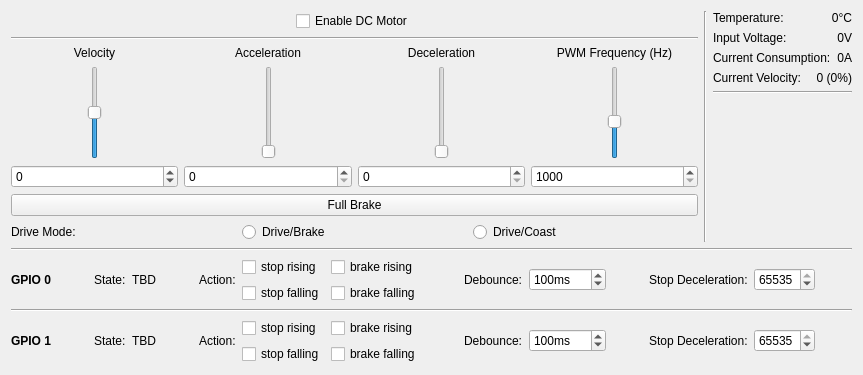
Above: src/brickv/plugin_system/plugins/performance_dc/ui/performance_dc.ui from Tinkerforge/brickv before the change. Below: the same form after it.
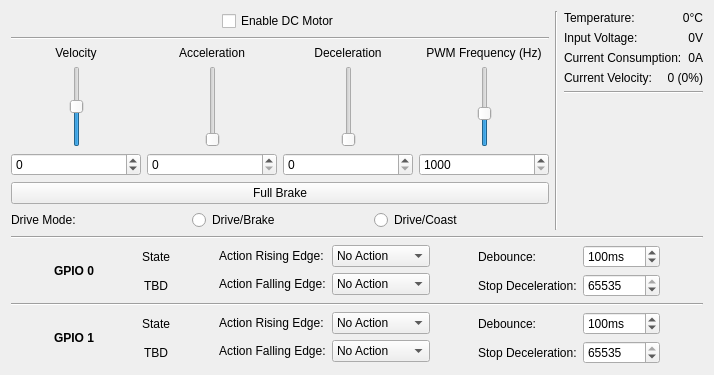
That is the form after the change. Custom widgets are drawn as their Qt base class.

Commit message: Improve GPIO support, add emergency shutdown popup

Diff of the .ui file:
```diff
--- a/src/brickv/plugin_system/plugins/performance_dc/ui/performance_dc.ui
+++ b/src/brickv/plugin_system/plugins/performance_dc/ui/performance_dc.ui
@@ -6,7 +6,7 @@
    <rect>
     <x>0</x>
     <y>0</y>
-    <width>863</width>
+    <width>714</width>
     <height>375</height>
    </rect>
   </property>
@@ -601,6 +601,19 @@
    </item>
    <item>
     <layout class="QHBoxLayout" name="horizontalLayout_2">
+     <item>
+      <spacer name="horizontalSpacer_14">
+       <property name="orientation">
+        <enum>Qt::Horizontal</enum>
+       </property>
+       <property name="sizeHint" stdset="0">
+        <size>
+         <width>40</width>
+         <height>20</height>
+        </size>
+       </property>
+      </spacer>
+     </item>
      <item>
       <widget class="QLabel" name="label_5">
        <property name="text">
@@ -622,18 +635,28 @@
       </spacer>
      </item>
      <item>
+      <layout class="QGridLayout" name="gridLayout_5">
+       <item row="0" column="0">
       <widget class="QLabel" name="label_15">
        <property name="text">
-        <string>State:</string>
+          <string>State</string>
+         </property>
+         <property name="alignment">
+          <set>Qt::AlignCenter</set>
        </property>
       </widget>
      </item>
-     <item>
+       <item row="1" column="0">
       <widget class="QLabel" name="gpio0_state_label">
        <property name="text">
         <string>TBD</string>
        </property>
-      </widget>
+         <property name="alignment">
+          <set>Qt::AlignCenter</set>
+         </property>
+        </widget>
+       </item>
+      </layout>
      </item>
      <item>
       <spacer name="horizontalSpacer_19">
@@ -649,44 +672,57 @@
       </spacer>
      </item>
      <item>
+      <layout class="QGridLayout" name="gridLayout">
+       <item row="0" column="0">
       <widget class="QLabel" name="label_9">
        <property name="text">
-        <string>Action:</string>
+          <string>Action Rising Edge:</string>
        </property>
       </widget>
      </item>
+       <item row="1" column="0">
+        <widget class="QLabel" name="label_10">
+         <property name="text">
+          <string>Action Falling Edge:</string>
+         </property>
+        </widget>
+       </item>
+       <item row="0" column="1">
+        <widget class="QComboBox" name="gpio0_rising_combo">
      <item>
-      <layout class="QVBoxLayout" name="verticalLayout_6">
+          <property name="text">
+           <string>No Action</string>
+          </property>
+         </item>
        <item>
-        <widget class="QCheckBox" name="gpio0_stop_rising_check">
          <property name="text">
-          <string>stop rising</string>
-         </property>
-        </widget>
+           <string>Normal Stop</string>
+          </property>
        </item>
        <item>
-        <widget class="QCheckBox" name="gpio0_stop_falling_check">
          <property name="text">
-          <string>stop falling</string>
-         </property>
+           <string>Full Brake</string>
+          </property>
+         </item>
         </widget>
        </item>
-      </layout>
+       <item row="1" column="1">
+        <widget class="QComboBox" name="gpio0_falling_combo">
+         <item>
+          <property name="text">
+           <string>No Action</string>
+          </property>
      </item>
      <item>
-      <layout class="QVBoxLayout" name="verticalLayout_7">
-       <item>
-        <widget class="QCheckBox" name="gpio0_brake_rising_check">
          <property name="text">
-          <string>brake rising</string>
-         </property>
-        </widget>
+           <string>Normal Stop</string>
+          </property>
        </item>
        <item>
-        <widget class="QCheckBox" name="gpio0_brake_falling_check">
          <property name="text">
-          <string>brake falling</string>
-         </property>
+           <string>Full Brake</string>
+          </property>
+         </item>
         </widget>
        </item>
       </layout>
@@ -705,13 +741,15 @@
       </spacer>
      </item>
      <item>
+      <layout class="QGridLayout" name="gridLayout_3">
+       <item row="0" column="0">
       <widget class="QLabel" name="label_11">
        <property name="text">
         <string>Debounce:</string>
        </property>
       </widget>
      </item>
-     <item>
+       <item row="0" column="1">
       <widget class="QSpinBox" name="gpio0_debounce_spin">
        <property name="suffix">
         <string>ms</string>
@@ -724,27 +762,14 @@
        </property>
       </widget>
      </item>
-     <item>
-      <spacer name="horizontalSpacer_13">
-       <property name="orientation">
-        <enum>Qt::Horizontal</enum>
-       </property>
-       <property name="sizeHint" stdset="0">
-        <size>
-         <width>40</width>
-         <height>20</height>
-        </size>
-       </property>
-      </spacer>
-     </item>
-     <item>
+       <item row="1" column="0">
       <widget class="QLabel" name="label_13">
        <property name="text">
         <string>Stop Deceleration:</string>
        </property>
       </widget>
      </item>
-     <item>
+       <item row="1" column="1">
       <widget class="QSpinBox" name="gpio0_stop_deceleration_spin">
        <property name="maximum">
         <number>65535</number>
@@ -754,8 +779,10 @@
        </property>
       </widget>
      </item>
+      </layout>
+     </item>
      <item>
-      <spacer name="horizontalSpacer_14">
+      <spacer name="horizontalSpacer_17">
        <property name="orientation">
         <enum>Qt::Horizontal</enum>
        </property>
@@ -778,6 +805,19 @@
    </item>
    <item>
     <layout class="QHBoxLayout" name="horizontalLayout_5">
+     <item>
+      <spacer name="horizontalSpacer_16">
+       <property name="orientation">
+        <enum>Qt::Horizontal</enum>
+       </property>
+       <property name="sizeHint" stdset="0">
+        <size>
+         <width>40</width>
+         <height>20</height>
+        </size>
+       </property>
+      </spacer>
+     </item>
      <item>
       <widget class="QLabel" name="label_7">
        <property name="text">
@@ -799,18 +839,28 @@
       </spacer>
      </item>
      <item>
+      <layout class="QGridLayout" name="gridLayout_6">
+       <item row="0" column="0">
       <widget class="QLabel" name="label_16">
        <property name="text">
-        <string>State:</string>
+          <string>State</string>
+         </property>
+         <property name="alignment">
+          <set>Qt::AlignCenter</set>
        </property>
       </widget>
      </item>
-     <item>
+       <item row="1" column="0">
       <widget class="QLabel" name="gpio1_state_label">
        <property name="text">
         <string>TBD</string>
        </property>
-      </widget>
+         <property name="alignment">
+          <set>Qt::AlignCenter</set>
+         </property>
+        </widget>
+       </item>
+      </layout>
      </item>
      <item>
       <spacer name="horizontalSpacer_20">
@@ -826,83 +876,63 @@
       </spacer>
      </item>
      <item>
-      <widget class="QLabel" name="label_10">
+      <layout class="QGridLayout" name="gridLayout_2">
+       <item row="0" column="0">
+        <widget class="QLabel" name="label_17">
        <property name="text">
-        <string>Action:</string>
+          <string>Action Rising Edge:</string>
        </property>
       </widget>
      </item>
+       <item row="1" column="1">
+        <widget class="QComboBox" name="gpio1_falling_combo">
      <item>
-      <layout class="QVBoxLayout" name="verticalLayout_8">
-       <item>
-        <widget class="QCheckBox" name="gpio1_stop_rising_check">
          <property name="text">
-          <string>stop rising</string>
-         </property>
-        </widget>
+           <string>No Action</string>
+          </property>
        </item>
        <item>
-        <widget class="QCheckBox" name="gpio1_stop_falling_check">
          <property name="text">
-          <string>stop falling</string>
-         </property>
-        </widget>
-       </item>
-      </layout>
-     </item>
+           <string>Normal Stop</string>
+          </property>
+         </item>
      <item>
-      <layout class="QVBoxLayout" name="verticalLayout_9">
-       <item>
-        <widget class="QCheckBox" name="gpio1_brake_rising_check">
          <property name="text">
-          <string>brake rising</string>
-         </property>
+           <string>Full Brake</string>
+          </property>
+         </item>
         </widget>
        </item>
-       <item>
-        <widget class="QCheckBox" name="gpio1_brake_falling_check">
+       <item row="1" column="0">
+        <widget class="QLabel" name="label_19">
          <property name="text">
-          <string>brake falling</string>
+          <string>Action Falling Edge:</string>
          </property>
         </widget>
        </item>
-      </layout>
-     </item>
+       <item row="0" column="1">
+        <widget class="QComboBox" name="gpio1_rising_combo">
      <item>
-      <spacer name="horizontalSpacer_16">
-       <property name="orientation">
-        <enum>Qt::Horizontal</enum>
-       </property>
-       <property name="sizeHint" stdset="0">
-        <size>
-         <width>40</width>
-         <height>20</height>
-        </size>
-       </property>
-      </spacer>
+          <property name="text">
+           <string>No Action</string>
+          </property>
      </item>
      <item>
-      <widget class="QLabel" name="label_12">
        <property name="text">
-        <string>Debounce:</string>
-       </property>
-      </widget>
+           <string>Normal Stop</string>
+          </property>
      </item>
      <item>
-      <widget class="QSpinBox" name="gpio1_debounce_spin">
-       <property name="suffix">
-        <string>ms</string>
-       </property>
-       <property name="maximum">
-        <number>65535</number>
-       </property>
-       <property name="value">
-        <number>100</number>
-       </property>
-      </widget>
-     </item>
+          <property name="text">
+           <string>Full Brake</string>
+          </property>
+         </item>
+        </widget>
+       </item>
+      </layout>
+     </item>
      <item>
-      <spacer name="horizontalSpacer_17">
+      <spacer name="horizontalSpacer_13">
        <property name="orientation">
         <enum>Qt::Horizontal</enum>
        </property>
@@ -915,13 +945,22 @@
       </spacer>
      </item>
      <item>
+      <layout class="QGridLayout" name="gridLayout_4">
+       <item row="1" column="1">
       <widget class="QLabel" name="label_14">
        <property name="text">
         <string>Stop Deceleration:</string>
        </property>
       </widget>
      </item>
-     <item>
+       <item row="0" column="1">
+        <widget class="QLabel" name="label_12">
+         <property name="text">
+          <string>Debounce:</string>
+         </property>
+        </widget>
+       </item>
+       <item row="1" column="2">
       <widget class="QSpinBox" name="gpio1_stop_deceleration_spin">
        <property name="suffix">
         <string/>
@@ -933,6 +972,21 @@
         <number>65535</number>
        </property>
       </widget>
+       </item>
+       <item row="0" column="2">
+        <widget class="QSpinBox" name="gpio1_debounce_spin">
+         <property name="suffix">
+          <string>ms</string>
+         </property>
+         <property name="maximum">
+          <number>65535</number>
+         </property>
+         <property name="value">
+          <number>100</number>
+         </property>
+        </widget>
+       </item>
+      </layout>
      </item>
      <item>
       <spacer name="horizontalSpacer_18">
```
Lines whose indentation alone changed are shown as unchanged. The commit also changes 2 other files.
